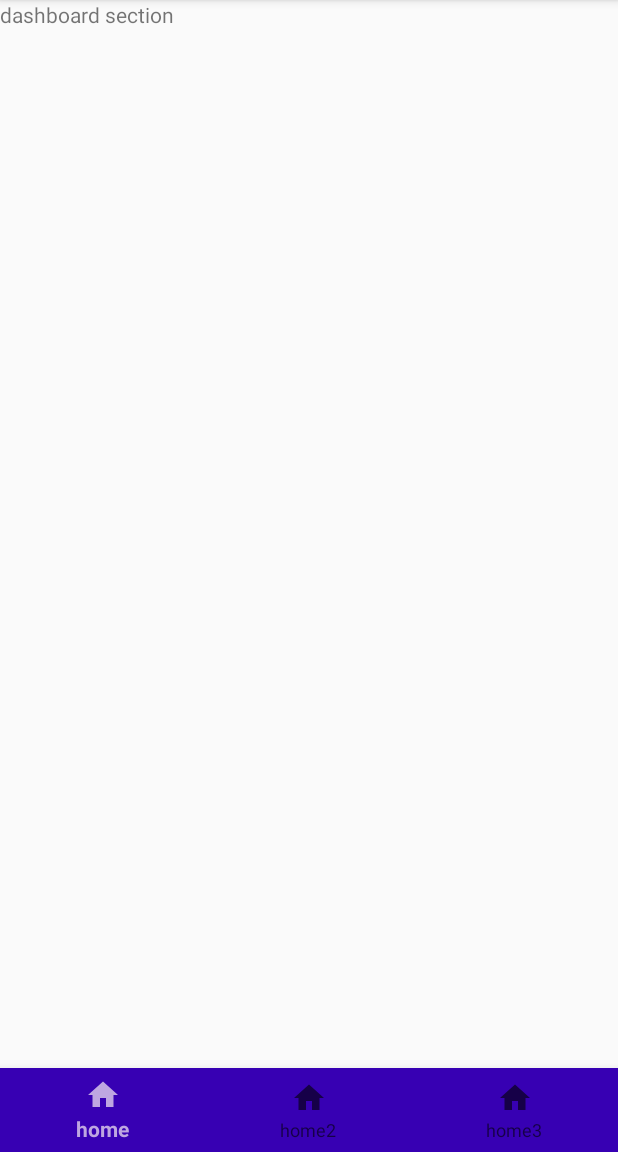
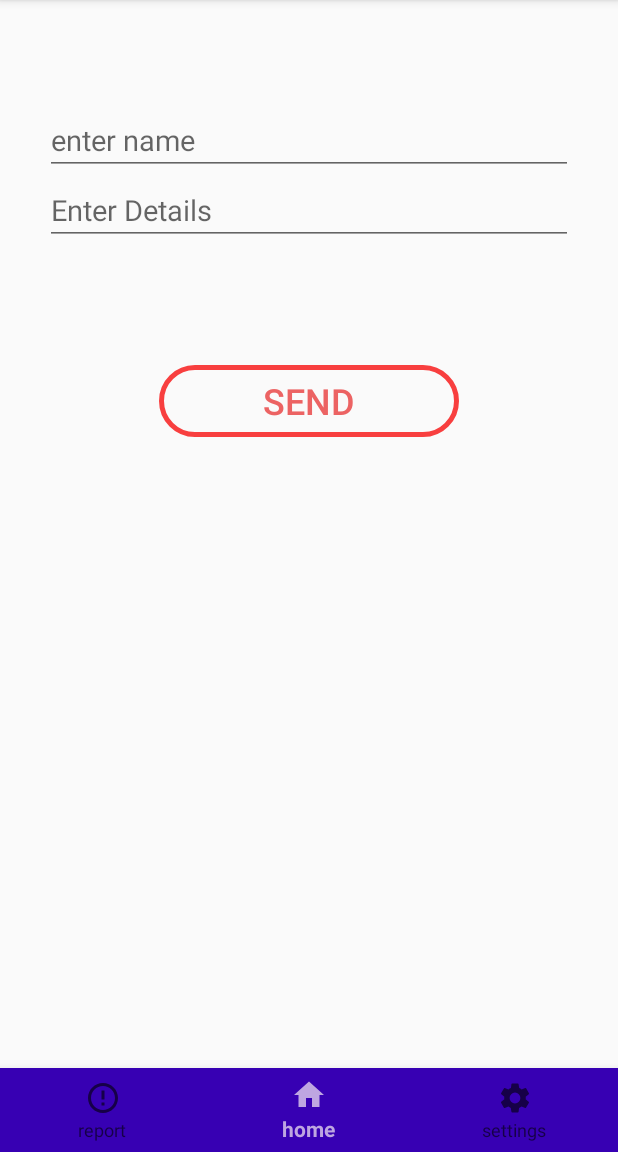
Before and after one commit to Farhad-Uz-Zaman/womanSafetyApp, an Android app: the fragment dashboard placed in its activity, on a phone screen of 412 x 824 dp, the part 84-1236 px from its top. Run offline under Robolectric (Android 15) with nearby library versions, the phone set to English and light mode, and no system bars; our stand-ins replace Firebase (no records; nobody signed in at launch, a user with empty details on screens opened directly).

Commit message:
report fragment

```diff
--- a/app/build.gradle
+++ b/app/build.gradle
@@ -31,6 +31,8 @@ dependencies {
     ///////////////////////////////////////////////////////////
     implementation 'com.google.android.material:material:1.2.0'
     implementation 'pl.droidsonroids.gif:android-gif-drawable:1.2.19'
+
+
     ///////////////////////////////////////////////////////////
     implementation 'androidx.constraintlayout:constraintlayout:1.1.3'
     implementation 'androidx.legacy:legacy-support-v4:1.0.0'
--- a/app/src/main/java/com/example/womansafetyapp/MainActivity.java
+++ b/app/src/main/java/com/example/womansafetyapp/MainActivity.java
@@ -45,6 +45,7 @@ public class MainActivity extends AppCompatActivity implements NavigationView.On
 
         if (savedInstanceState == null){
             getSupportFragmentManager().beginTransaction().replace(R.id.fragment_container,new home()).commit();
+            bn.setSelectedItemId(R.id.nav_home);
 
         }
 
--- a/app/src/main/java/com/example/womansafetyapp/dashboard.java
+++ b/app/src/main/java/com/example/womansafetyapp/dashboard.java
@@ -2,27 +2,72 @@ package com.example.womansafetyapp;
 
 import android.os.Bundle;
 
+import androidx.appcompat.app.AppCompatActivity;
 import androidx.fragment.app.Fragment;
 
 import android.view.LayoutInflater;
 import android.view.View;
 import android.view.ViewGroup;
+import android.widget.Button;
+import android.widget.EditText;
+import android.widget.Toast;
+
+import com.google.android.material.textfield.TextInputEditText;
+import com.google.android.material.textfield.TextInputLayout;
+import com.google.firebase.auth.FirebaseAuth;
+import com.google.firebase.database.DatabaseReference;
+import com.google.firebase.database.FirebaseDatabase;
 
 
 /**
  * A simple {@link Fragment} subclass.
  */
-public class dashboard extends Fragment {
+public class dashboard extends Fragment  {
+
+    Button sendReportManually;
+    EditText username;
+    EditText  details;
+    FirebaseDatabase db;
+    DatabaseReference dr;
+
 
     public dashboard() {
         // Required empty public constructor
     }
 
 
+
     @Override
-    public View onCreateView(LayoutInflater inflater, ViewGroup container,
-                             Bundle savedInstanceState) {
-        // Inflate the layout for this fragment
-        return inflater.inflate(R.layout.fragment_dashboard, container, false);
+    public View onCreateView(LayoutInflater inflater, ViewGroup container, Bundle savedInstanceState) {
+         View view = inflater.inflate(R.layout.fragment_dashboard, container, false);
+
+        sendReportManually = (Button) view.findViewById(R.id.send);
+        username = view.findViewById(R.id.userName);
+        details = view.findViewById(R.id.reportDetails);
+
+
+
+        sendReportManually.setOnClickListener(new View.OnClickListener() {
+            @Override
+            public void onClick(View v) {
+
+                db = FirebaseDatabase.getInstance();//"ReportManual"
+                dr = db.getReference("ReportManual");
+
+                String name = username.getText().toString();
+                String detail = details.getText().toString();
+
+                reportManual rm = new reportManual(name,detail);
+                dr.child(name).setValue(rm);
+
+            }
+        });
+
+
+        return view;
     }
+
+
+
+
 }
--- /dev/null
+++ b/app/src/main/java/com/example/womansafetyapp/reportManual.java
@@ -0,0 +1,30 @@
+package com.example.womansafetyapp;
+
+public class reportManual {
+    String username,details;
+    public reportManual(){
+
+    }
+
+    public reportManual(String useremail, String reportDetails){
+        this.username = useremail;
+        this.details = reportDetails;
+
+    }
+
+    public String getUsername() {
+        return username;
+    }
+
+    public void setUsername(String username) {
+        this.username = username;
+    }
+
+    public String getDetails() {
+        return details;
+    }
+
+    public void setDetails(String details) {
+        this.details = details;
+    }
+}
--- /dev/null
+++ b/app/src/main/res/drawable/ic_baseline_dashboard_24.xml
@@ -0,0 +1,10 @@
+<vector xmlns:android="http://schemas.android.com/apk/res/android"
+    android:width="24dp"
+    android:height="24dp"
+    android:viewportWidth="24"
+    android:viewportHeight="24"
+    android:tint="?attr/colorControlNormal">
+  <path
+      android:fillColor="@android:color/white"
+      android:pathData="M3,13h8L11,3L3,3v10zM3,21h8v-6L3,15v6zM13,21h8L21,11h-8v10zM13,3v6h8L21,3h-8z"/>
+</vector>
--- /dev/null
+++ b/app/src/main/res/drawable/ic_bugreport.xml
@@ -0,0 +1,10 @@
+<vector xmlns:android="http://schemas.android.com/apk/res/android"
+    android:width="24dp"
+    android:height="24dp"
+    android:viewportWidth="24"
+    android:viewportHeight="24"
+    android:tint="?attr/colorControlNormal">
+  <path
+      android:fillColor="@android:color/white"
+      android:pathData="M20,8h-2.81c-0.45,-0.78 -1.07,-1.45 -1.82,-1.96L17,4.41 15.59,3l-2.17,2.17C12.96,5.06 12.49,5 12,5c-0.49,0 -0.96,0.06 -1.41,0.17L8.41,3 7,4.41l1.62,1.63C7.88,6.55 7.26,7.22 6.81,8L4,8v2h2.09c-0.05,0.33 -0.09,0.66 -0.09,1v1L4,12v2h2v1c0,0.34 0.04,0.67 0.09,1L4,16v2h2.81c1.04,1.79 2.97,3 5.19,3s4.15,-1.21 5.19,-3L20,18v-2h-2.09c0.05,-0.33 0.09,-0.66 0.09,-1v-1h2v-2h-2v-1c0,-0.34 -0.04,-0.67 -0.09,-1L20,10L20,8zM14,16h-4v-2h4v2zM14,12h-4v-2h4v2z"/>
+</vector>
--- a/app/src/main/res/layout/fragment_dashboard.xml
+++ b/app/src/main/res/layout/fragment_dashboard.xml
@@ -3,12 +3,51 @@
     xmlns:tools="http://schemas.android.com/tools"
     android:layout_width="match_parent"
     android:layout_height="match_parent"
+    xmlns:app="http://schemas.android.com/apk/res-auto"
     tools:context=".dashboard">
 
-    <!-- TODO: Update blank fragment layout -->
-    <TextView
+    <androidx.core.widget.NestedScrollView
+    android:layout_width="match_parent"
+    android:layout_height="wrap_content"
+    app:layout_constraintBottom_toBottomOf = "parent">
+    <RelativeLayout
+        android:layout_height="match_parent"
+        android:layout_width="match_parent">
+
+
+    <EditText
+        android:id="@+id/userName"
         android:layout_width="match_parent"
-        android:layout_height="match_parent"
-        android:text="dashboard section" />
+        android:layout_height="wrap_content"
+        android:hint="enter name"
+        android:textSize="19sp"
+        android:layout_marginTop="70dp"
+        android:layout_marginLeft="30dp"
+        android:layout_marginRight="30dp"/>
+    <EditText
+        android:id="@+id/reportDetails"
+        android:layout_width="match_parent"
+        android:layout_height="wrap_content"
+        android:hint="Enter Details"
+        android:textSize="19sp"
+        android:layout_below="@+id/userName"
+        android:layout_marginLeft="30dp"
+        android:layout_marginRight="30dp"/>
 
+
+        <Button
+            android:id="@+id/send"
+            android:layout_width="200dp"
+            android:layout_height="wrap_content"
+            android:layout_below="@+id/reportDetails"
+            android:layout_centerHorizontal="true"
+            android:background="@drawable/custom_button"
+            android:layout_marginTop="80dp"
+            android:layout_marginBottom="80dp"
+            android:text="Send"
+            android:textSize="24sp"
+            android:textColor="#FFEC6363"/>
+
+    </RelativeLayout>
+</androidx.core.widget.NestedScrollView>
 </FrameLayout>
--- a/app/src/main/res/menu/bottom_nav.xml
+++ b/app/src/main/res/menu/bottom_nav.xml
@@ -1,17 +1,17 @@
 <?xml version="1.0" encoding="utf-8"?>
 <menu xmlns:android="http://schemas.android.com/apk/res/android">
 
+    <item android:id="@+id/dash"
+        android:title="report"
+        android:icon="@drawable/ic_bug"
+        android:iconTint="@android:color/white"/>
     <item android:id="@+id/nav_home"
         android:title="home"
         android:icon="@drawable/ic_home"
         android:iconTint="@android:color/white"/>
-    <item android:id="@+id/dash"
-        android:title="home2"
-        android:icon="@drawable/ic_home"
-        android:iconTint="@android:color/white"/>
     <item android:id="@+id/set"
-        android:title="home3"
-        android:icon="@drawable/ic_home"
+        android:title="settings"
+        android:icon="@drawable/ic_settings"
         android:iconTint="@android:color/white"
         />
 
--- a/app/src/main/res/menu/drawerleft.xml
+++ b/app/src/main/res/menu/drawerleft.xml
@@ -23,7 +23,7 @@
                 android:icon="@drawable/ic_share"
                 android:title="Share app"/>
             <item android:id="@+id/reportbug"
-                android:icon="@drawable/ic_bug"
+                android:icon="@drawable/ic_bugreport"
                 android:title="Report a bug"/>
             <item android:id="@+id/about"
                 android:icon="@drawable/ic_about"
```
Also changed, not shown: 1 other file.
